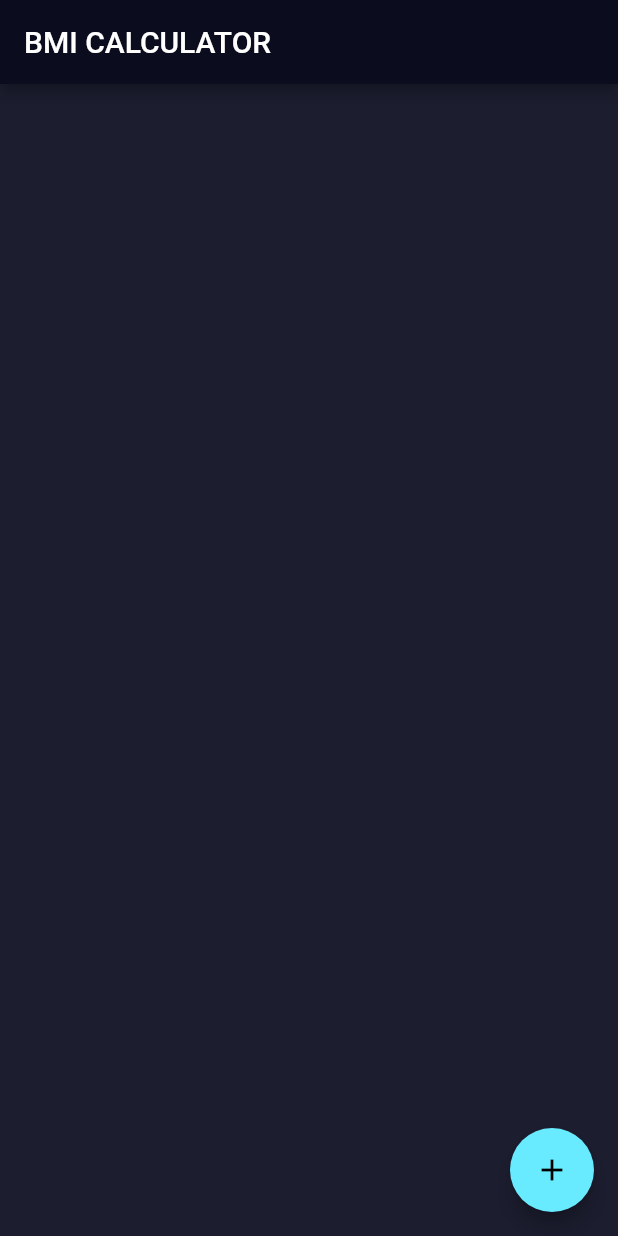
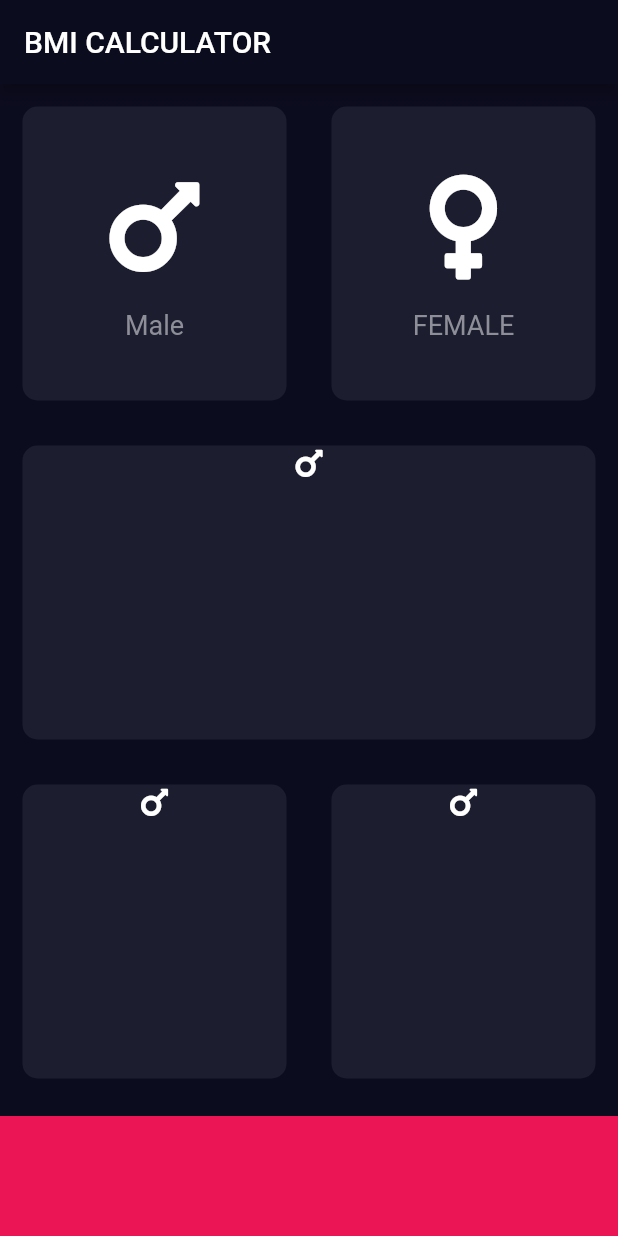
Before and after one commit to thepirateboy/bmi_calculator, a Flutter app: the screen it shows after launch, on a phone screen of 412 x 824 dp. Run offline on Flutter 3.47's test engine with Material 2 defaults, Android fonts, the phone set to English and light mode, and no system bars; our stand-ins replace font_awesome_flutter.

Commit message:
add more bugs :)

```diff
--- /dev/null
+++ b/lib/IconContent.dart
@@ -0,0 +1,32 @@
+import 'package:flutter/material.dart';
+import 'package:font_awesome_flutter/font_awesome_flutter.dart';
+
+const labelStyle = TextStyle(
+  fontSize: 18,
+  color: Color(0xFF8D8E98),
+);
+
+class IconContent extends StatelessWidget {
+  final IconData icon;
+  final String text;
+  IconContent({required this.icon, required this.text});
+  @override
+  Widget build(BuildContext context) {
+    return Column(
+      mainAxisAlignment: MainAxisAlignment.center,
+      children: [
+        Icon(
+          icon,
+          size: 80,
+        ),
+        SizedBox(
+          height: 15,
+        ),
+        Text(
+          text,
+          style: labelStyle,
+        ),
+      ],
+    );
+  }
+}
--- a/lib/InputPage.dart
+++ b/lib/InputPage.dart
@@ -1,4 +1,13 @@
 import 'package:flutter/material.dart';
+import 'package:flutter/src/widgets/framework.dart';
+import 'package:font_awesome_flutter/font_awesome_flutter.dart';
+import 'IconContent.dart';
+import 'MyContainer.dart';
+
+const bottomHeight = 80.0;
+const cardNormalColor = Color(0xFF1C1D2F);
+const bottomColor = Color(0xFFEB1555);
+const cardPressedColor = Color(0xFF111328);
 
 class InputPage extends StatefulWidget {
   @override
@@ -6,26 +15,106 @@ class InputPage extends StatefulWidget {
 }
 
 class _InputPageState extends State<InputPage> {
+  Color maleCardColor = cardNormalColor;
+  Color femaleCardColor = cardNormalColor;
+
+  void updateColor(int gender) {
+    if (gender == 1) {
+      if (maleCardColor == cardNormalColor) {
+        maleCardColor = cardPressedColor;
+      } else {
+        maleCardColor = cardNormalColor;
+      }
+    }
+  }
+
   @override
   Widget build(BuildContext context) {
     return Scaffold(
       appBar: AppBar(
         title: Text("BMI CALCULATOR"),
       ),
-      body: Center(
-        child: Container(
-          color: Color(0xFF1C1D2F),
-        ),
+      body: Column(
+        children: [
+          Expanded(
+            child: Row(
+              children: [
+                Expanded(
+                  child: GestureDetector(
+                    child: MyContainer(
+                      colorChoice: cardNormalColor,
+                      containerChild: IconContent(
+                        icon: FontAwesomeIcons.mars,
+                        text: "Male",
+                      ),
+                    ),
+                    onTap: () {
+                      setState(() {
+                        updateColor(1);
+                      });
+                    },
+                  ),
+                ),
+                Expanded(
+                  child: MyContainer(
+                      colorChoice: cardNormalColor,
+                      containerChild: IconContent(
+                        icon: FontAwesomeIcons.venus,
+                        text: "FEMALE",
+                      )),
+                ),
+              ],
+            ),
+          ),
+          Expanded(
+            child: Expanded(
+              child: MyContainer(
+                colorChoice: cardNormalColor,
+                containerChild: Column(
+                  children: [Icon(FontAwesomeIcons.mars)],
+                ),
+              ),
+            ),
+          ),
+          Expanded(
+            child: Row(
+              children: [
+                Expanded(
+                  child: MyContainer(
+                    colorChoice: cardNormalColor,
+                    containerChild: Column(
+                      children: [Icon(FontAwesomeIcons.mars)],
+                    ),
+                  ),
+                ),
+                Expanded(
+                  child: MyContainer(
+                    colorChoice: cardNormalColor,
+                    containerChild: Column(
+                      children: [Icon(FontAwesomeIcons.mars)],
+                    ),
+                  ),
+                ),
+              ],
+            ),
+          ),
+          Container(
+            color: bottomColor,
+            margin: EdgeInsets.only(top: 10),
+            width: double.infinity,
+            height: bottomHeight,
+          )
+        ],
       ),
-      floatingActionButton: Theme(
-        data: ThemeData(accentColor: Color(0xFF69EBFF)),
-        child: FloatingActionButton(
-          child: Icon(Icons.add),
-          onPressed: () {
-            print("yes");
-          },
-        ),
-      ),
+      // floatingActionButton: Theme(
+      //   data: ThemeData(accentColor: Color(0xFF69EBFF)),
+      //   child: FloatingActionButton(
+      //     child: Icon(Icons.add),
+      //     onPressed: () {
+      //       print("yes");
+      //     },
+      //   ),
+      // ),
     );
   }
 }
--- /dev/null
+++ b/lib/MyContainer.dart
@@ -0,0 +1,19 @@
+import 'package:flutter/material.dart';
+
+class MyContainer extends StatelessWidget {
+  final Color colorChoice;
+  final Widget containerChild;
+  MyContainer({required this.colorChoice, required this.containerChild});
+  @override
+  Widget build(BuildContext context) {
+    return Container(
+      width: double.infinity,
+      child: containerChild,
+      margin: EdgeInsets.all(15),
+      decoration: BoxDecoration(
+        color: colorChoice,
+        borderRadius: BorderRadius.circular(10),
+      ),
+    );
+  }
+}
--- a/lib/main.dart
+++ b/lib/main.dart
@@ -1,5 +1,6 @@
 import 'package:flutter/material.dart';
 import 'InputPage.dart';
+import 'package:flutter/src/widgets/framework.dart';
 
 void main() {
   runApp(BMICalculator());
--- a/pubspec.yaml
+++ b/pubspec.yaml
@@ -28,6 +28,7 @@ dependencies:
   # The following adds the Cupertino Icons font to your application.
   # Use with the CupertinoIcons class for iOS style icons.
   cupertino_icons: ^1.0.2
+  font_awesome_flutter: ^9.1.0
 
 dev_dependencies:
   flutter_test:
```
Also changed, not shown: pubspec.lock, 1 other file.
